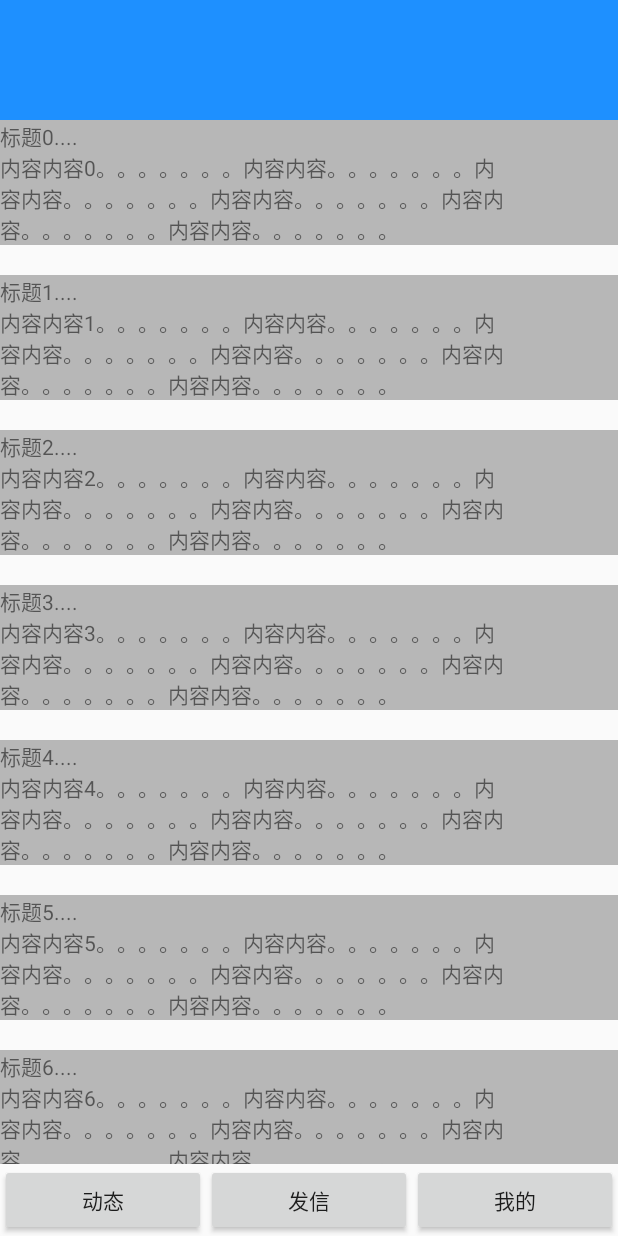
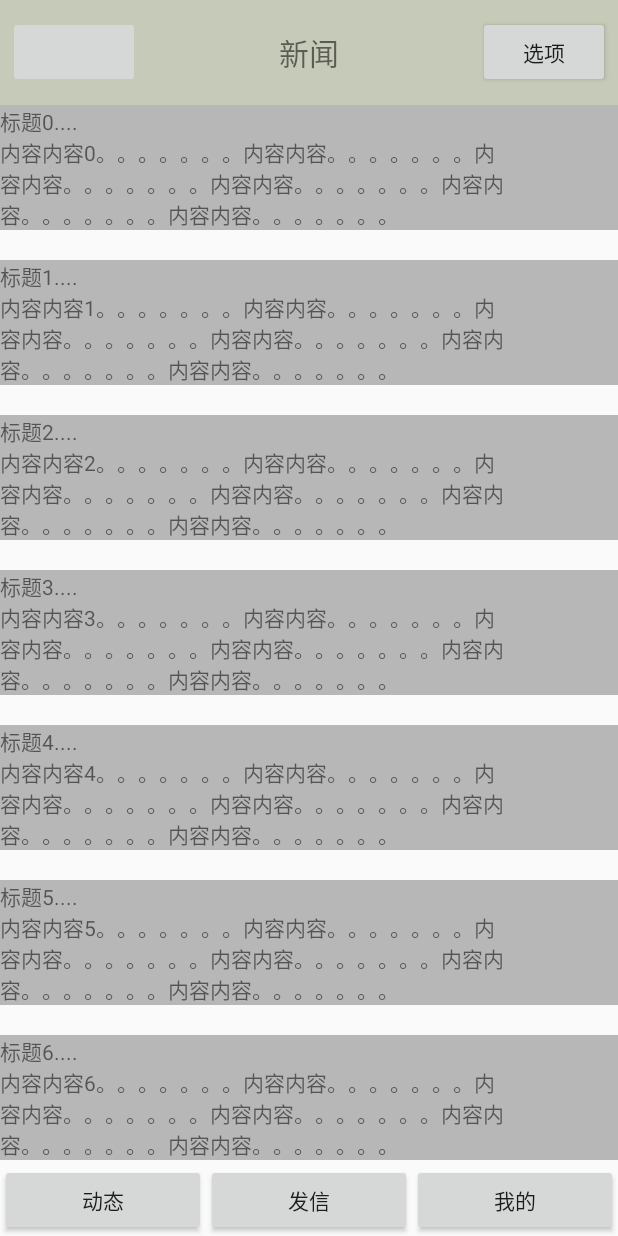
Before and after one commit to Geolo1997/Letter-Home, an Android app: the DynamicFragment screen opened directly, with no data from a screen before it, on a phone screen of 412 x 824 dp. Run offline under Robolectric (Android 15) with nearby library versions, the phone set to English and light mode, and no system bars; our stand-ins replace ButterKnife.

Commit message:
修改自定义顶部工具栏ToolbarLayout

```diff
--- a/android/app/src/main/java/team/dorm301/letterhome/activity/NewsDetailActivity.java
+++ b/android/app/src/main/java/team/dorm301/letterhome/activity/NewsDetailActivity.java
@@ -8,6 +8,7 @@ import team.dorm301.letterhome.R;
 import team.dorm301.letterhome.base.BaseActivity;
 import team.dorm301.letterhome.consts.IntentExtra;
 import team.dorm301.letterhome.entity.News;
+import team.dorm301.letterhome.ui.ToolbarLayout;
 import team.dorm301.letterhome.util.DateUtils;
 
 public class NewsDetailActivity extends BaseActivity {
@@ -20,6 +21,8 @@ public class NewsDetailActivity extends BaseActivity {
     TextView tvAuthor;
     @BindView(R.id.tv_content)
     TextView tvContent;
+    @BindView(R.id.toolbar)
+    ToolbarLayout toolbar;
 
     private News news;
 
@@ -31,6 +34,7 @@ public class NewsDetailActivity extends BaseActivity {
     @Override
     protected void onCreate(@Nullable Bundle savedInstanceState) {
         super.onCreate(savedInstanceState);
+        toolbar.setTitle("详情");
         news = (News) getIntent().getSerializableExtra(IntentExtra.NEWS);
         loadNews();
     }
--- a/android/app/src/main/java/team/dorm301/letterhome/fragment/DynamicFragment.java
+++ b/android/app/src/main/java/team/dorm301/letterhome/fragment/DynamicFragment.java
@@ -8,6 +8,7 @@ import android.support.v7.widget.RecyclerView;
 import android.view.LayoutInflater;
 import android.view.View;
 import android.view.ViewGroup;
+import android.widget.Button;
 import android.widget.TextView;
 import butterknife.BindView;
 import butterknife.ButterKnife;
@@ -19,17 +20,17 @@ import team.dorm301.letterhome.R;
 import team.dorm301.letterhome.adapter.NewsAdapter;
 import team.dorm301.letterhome.base.BaseFragment;
 import team.dorm301.letterhome.entity.News;
+import team.dorm301.letterhome.ui.ToolbarLayout;
 import team.dorm301.letterhome.util.RecyclerViewUtils;
 
 public class DynamicFragment extends BaseFragment {
 
-
-    @BindView(R.id.tv_content)
-    TextView tvContent;
     @BindView(R.id.rv_news)
     RecyclerView rvNews;
     @BindView(R.id.refresh)
     SwipeRefreshLayout refresh;
+    @BindView(R.id.toolbar)
+    ToolbarLayout toolbar;
 
     private NewsAdapter newsAdapter;
 
@@ -42,6 +43,12 @@ public class DynamicFragment extends BaseFragment {
     public View onCreateView(LayoutInflater inflater, ViewGroup container, Bundle savedInstanceState) {
         // TODO: inflate a fragment view
         View rootView = super.onCreateView(inflater, container, savedInstanceState);
+        // 设置toolbar
+        toolbar.setTitle("新闻");
+        Button backButton = toolbar.getBtToolbarLeft();
+        backButton.setEnabled(false);
+        backButton.setText("");
+        // 设置适配器
         newsAdapter = new NewsAdapter(getBaseActivity());
         RecyclerViewUtils.setDefaultConfig(getContext(),rvNews);
         rvNews.setAdapter(newsAdapter);
--- a/android/app/src/main/java/team/dorm301/letterhome/fragment/ProfileFragment.java
+++ b/android/app/src/main/java/team/dorm301/letterhome/fragment/ProfileFragment.java
@@ -4,14 +4,17 @@ import android.os.Bundle;
 import android.view.LayoutInflater;
 import android.view.View;
 import android.view.ViewGroup;
+import android.widget.Button;
 import android.widget.TextView;
 import butterknife.BindView;
 import team.dorm301.letterhome.R;
 import team.dorm301.letterhome.base.BaseFragment;
+import team.dorm301.letterhome.ui.ToolbarLayout;
 
 public class ProfileFragment extends BaseFragment {
-    @BindView(R.id.tv_content)
-    TextView tvContent;
+
+    @BindView(R.id.toolbar)
+    ToolbarLayout toolbar;
 
     @Override
     protected int getContentView() {
@@ -22,7 +25,10 @@ public class ProfileFragment extends BaseFragment {
     public View onCreateView(LayoutInflater inflater, ViewGroup container, Bundle savedInstanceState) {
         // TODO: inflate a fragment view
         View rootView = super.onCreateView(inflater, container, savedInstanceState);
-        tvContent.setText("我的");
+        toolbar.setTitle("我的");
+        Button backButton = toolbar.getBtToolbarLeft();
+        backButton.setEnabled(false);
+        backButton.setText("");
         return rootView;
     }
 }
--- /dev/null
+++ b/android/app/src/main/java/team/dorm301/letterhome/ui/ToolbarLayout.java
@@ -0,0 +1,53 @@
+package team.dorm301.letterhome.ui;
+
+import android.app.Activity;
+import android.content.Context;
+import android.util.AttributeSet;
+import android.view.LayoutInflater;
+import android.view.View;
+import android.widget.Button;
+import android.widget.LinearLayout;
+import android.widget.TextView;
+import android.widget.Toast;
+import team.dorm301.letterhome.R;
+
+public class ToolbarLayout extends LinearLayout {
+
+    private Button btToolbarLeft;
+    private TextView tvToolbarTitle;
+    private Button btToolbarRight;
+
+    public ToolbarLayout(Context context, AttributeSet attributeSet) {
+        super(context, attributeSet);
+        LayoutInflater.from(context).inflate(R.layout.view_toolbar, this);
+        btToolbarLeft = findViewById(R.id.bt_toolbar_left);
+        btToolbarRight = findViewById(R.id.bt_toolbar_right);
+        tvToolbarTitle = findViewById(R.id.tv_toolbar_title);
+
+        btToolbarLeft.setOnClickListener(new OnClickListener() {
+            @Override
+            public void onClick(View v) {
+                ((Activity) getContext()).finish();
+            }
+        });
+
+        btToolbarRight.setOnClickListener(new OnClickListener() {
+            @Override
+            public void onClick(View v) {
+                Toast.makeText(getContext(), "没有选项", Toast.LENGTH_SHORT).show();
+            }
+        });
+    }
+
+    public void setTitle(String title) {
+        tvToolbarTitle.setText(title);
+    }
+
+    public Button getBtToolbarLeft() {
+        return btToolbarLeft;
+    }
+
+    public Button getBtToolbarRight() {
+        return btToolbarRight;
+    }
+}
--- a/android/app/src/main/res/layout/activity_news_detail.xml
+++ b/android/app/src/main/res/layout/activity_news_detail.xml
@@ -7,18 +7,26 @@
     android:orientation="vertical"
     tools:context=".activity.NewsDetailActivity">
 
+    <team.dorm301.letterhome.ui.ToolbarLayout
+        android:id="@+id/toolbar"
+        android:layout_width="match_parent"
+        android:layout_height="70dp" />
+
     <TextView
         android:id="@+id/tv_title"
         android:layout_width="match_parent"
         android:layout_height="wrap_content"/>
+
     <TextView
         android:id="@+id/tv_publish_time"
         android:layout_width="match_parent"
         android:layout_height="wrap_content"/>
+
     <TextView
         android:id="@+id/tv_author"
         android:layout_width="match_parent"
         android:layout_height="wrap_content"/>
+
     <TextView
         android:id="@+id/tv_content"
         android:layout_width="match_parent"
--- a/android/app/src/main/res/layout/fragment_dynamic.xml
+++ b/android/app/src/main/res/layout/fragment_dynamic.xml
@@ -1,21 +1,21 @@
 <?xml version="1.0" encoding="utf-8"?>
 <LinearLayout
     xmlns:android="http://schemas.android.com/apk/res/android"
-    xmlns:tools="http://schemas.android.com/tools"
     android:layout_width="match_parent"
     android:layout_height="match_parent"
-    android:orientation="vertical"
-    tools:context="team.dorm301.letterhome.activity.LoadingActivity">
+    android:orientation="vertical">
 
-    <include
+    <team.dorm301.letterhome.ui.ToolbarLayout
         android:id="@+id/toolbar"
-        layout="@layout/view_toolbar"/>
+        android:layout_width="match_parent"
+        android:layout_height="70dp"/>
 
     <android.support.v4.widget.SwipeRefreshLayout
         android:id="@+id/refresh"
         android:layout_width="match_parent"
         android:layout_height="0dp"
         android:layout_weight="1">
+
         <android.support.v7.widget.RecyclerView
             android:id="@+id/rv_news"
             android:layout_width="match_parent"
--- a/android/app/src/main/res/layout/fragment_profile.xml
+++ b/android/app/src/main/res/layout/fragment_profile.xml
@@ -5,7 +5,10 @@
               android:layout_height="match_parent"
         android:background="#eeeeee">
 
-    <include layout="@layout/view_toolbar"/>
+    <team.dorm301.letterhome.ui.ToolbarLayout
+        android:id="@+id/toolbar"
+        android:layout_width="match_parent"
+        android:layout_height="70dp"/>
 
     <!--个人信息块-->
     <LinearLayout
--- a/android/app/src/main/res/layout/view_toolbar.xml
+++ b/android/app/src/main/res/layout/view_toolbar.xml
@@ -2,11 +2,31 @@
 <LinearLayout
     xmlns:android="http://schemas.android.com/apk/res/android"
     android:layout_width="match_parent"
-    android:layout_height="80dp"
-    android:background="@color/colorPrimary">
+    android:layout_height="match_parent"
+    android:orientation="horizontal"
+    android:background="@color/titleBar">
 
+    <Button
+        android:id="@+id/bt_toolbar_left"
+        android:layout_width="wrap_content"
+        android:layout_height="wrap_content"
+        android:layout_margin="5dp"
+        android:layout_gravity="center"
+        android:text="@string/back"/>
     <TextView
-        android:id="@+id/tv_content"
-        android:layout_width="match_parent"
-        android:layout_height="wrap_content"/>
+        android:id="@+id/tv_toolbar_title"
+        android:layout_width="0dp"
+        android:layout_height="wrap_content"
+        android:layout_weight="1"
+        android:gravity="center"
+        android:layout_gravity="center"
+        android:textSize="20sp"/>
+
+    <Button
+        android:id="@+id/bt_toolbar_right"
+        android:layout_width="wrap_content"
+        android:layout_height="wrap_content"
+        android:layout_margin="5dp"
+        android:layout_gravity="center"
+        android:text="@string/option"/>
 </LinearLayout>
--- a/android/app/src/main/res/values/colors.xml
+++ b/android/app/src/main/res/values/colors.xml
@@ -5,4 +5,5 @@
     <color name="colorRed">#fc0000</color>
     <color name="colorBlack">#000000</color>
     <color name="colorGray">#b7b7b7</color>
+    <color name="titleBar">#c6cab9</color>
 </resources>
--- a/android/app/src/main/res/values/strings.xml
+++ b/android/app/src/main/res/values/strings.xml
@@ -25,4 +25,6 @@
     <string name="profile">我的</string>
     <string name="send_letter">发信</string>
     <string name="toolbar">工具栏</string>
+    <string name="back">返回</string>
+    <string name="option">选项</string>
 </resources>
```
